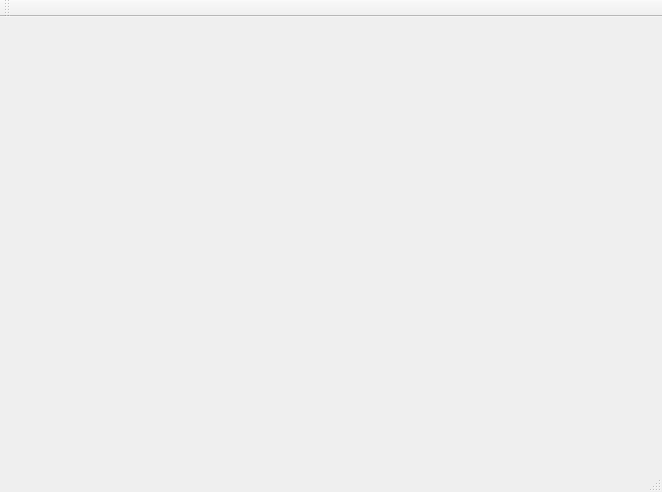
First picture: the form in qt/QTestbed/mainwindow.ui, repository ascetic85/ziwei, before the edit.
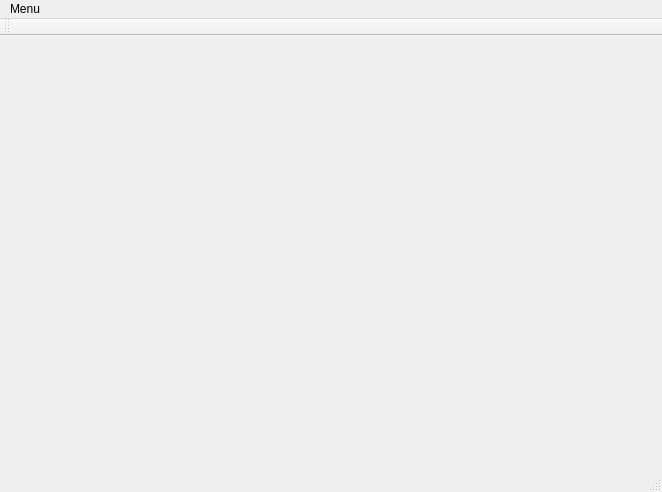
Second picture: the form after the edit.

What changed in the file:
```diff
--- a/qt/QTestbed/mainwindow.ui
+++ b/qt/QTestbed/mainwindow.ui
@@ -20,9 +20,16 @@
      <x>0</x>
      <y>0</y>
      <width>662</width>
-     <height>18</height>
+     <height>17</height>
     </rect>
    </property>
+   <widget class="QMenu" name="menuMenu">
+    <property name="title">
+     <string>Menu</string>
+    </property>
+    <addaction name="actionSave"/>
+   </widget>
+   <addaction name="menuMenu"/>
   </widget>
   <widget class="QToolBar" name="mainToolBar">
    <attribute name="toolBarArea">
```
Left out of the diff: 8 changed lines with no effect on the pictures.
